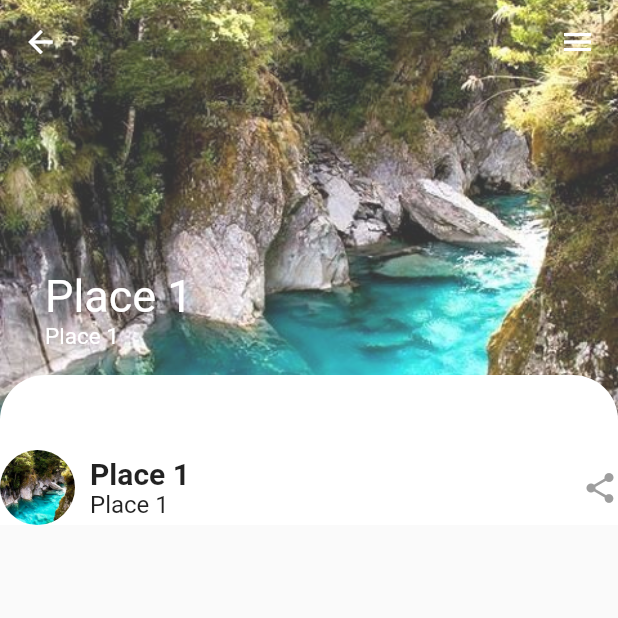
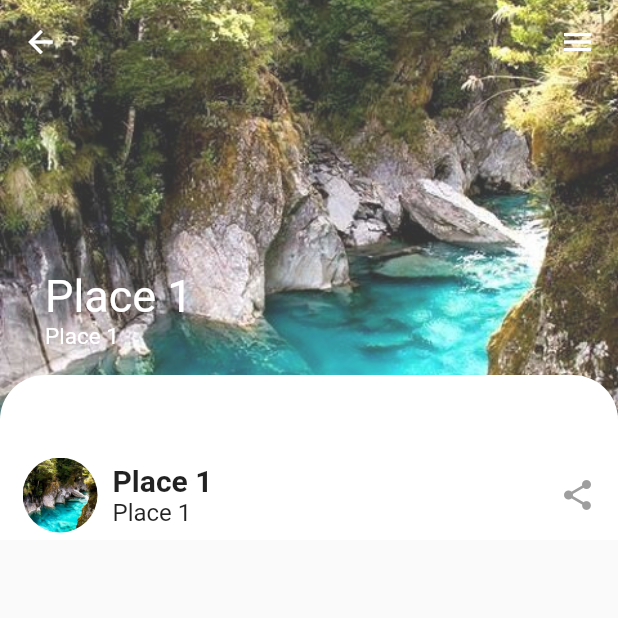
Before and after one commit to gulsenkeskin/travel-blog, a Flutter app: the screen it shows after launch, after a tap on "Place 1", on a phone screen of 412 x 824 dp, the top half of it. Run offline on Flutter 3.47's test engine with Material 2 defaults, Android fonts, the phone set to English and light mode, and no system bars.

Commit message:
Update detial.dart

```diff
--- a/lib/detial.dart
+++ b/lib/detial.dart
@@ -71,7 +71,9 @@ class DetailPage extends StatelessWidget {
   }
 
   Widget _buildUserInfo() {
-    return Row(
+    return Padding(
+      padding: const EdgeInsets.symmetric(horizontal: 15, vertical: 5),
+      child: Row(
         children: [
           //profil resmi alanı
           ClipRRect(
@@ -105,6 +107,7 @@ class DetailPage extends StatelessWidget {
             color: Colors.grey,
           )
         ],
+      ),
     );
   }
 }
```
Lines whose indentation alone changed are shown as unchanged.
